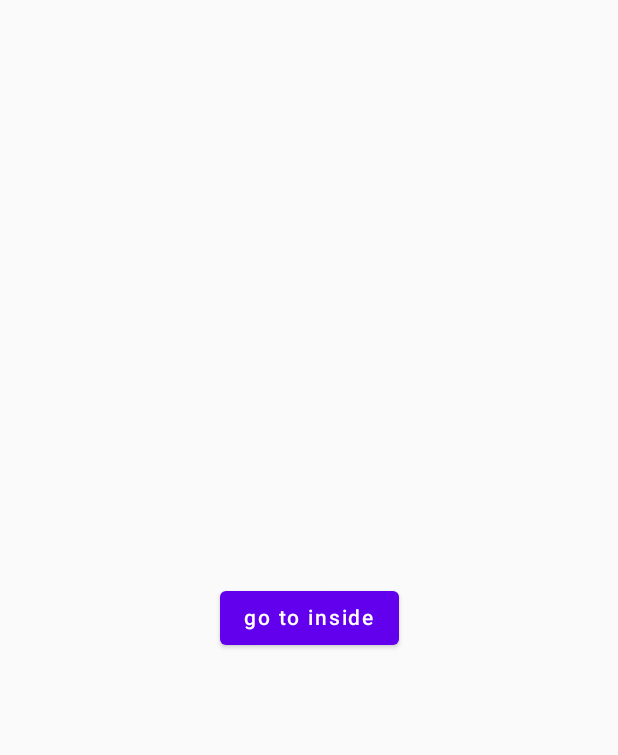
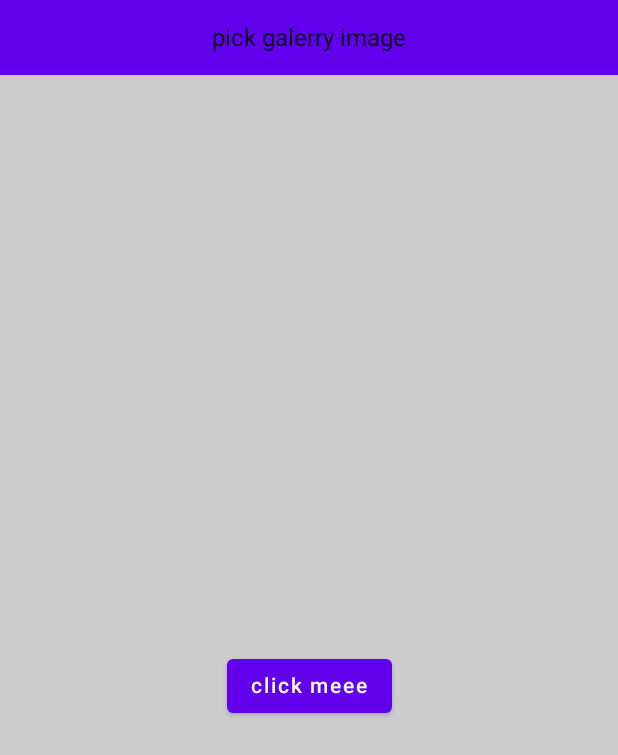
Before and after one commit to hkubratkn/callbackFlow, an Android app built with Jetpack Compose: the screen it shows after launch (MainActivity), on a phone screen of 412 x 824 dp. Shown: the top 755 px of the screen. Run offline under Robolectric (Android 15) with nearby library versions, the phone set to English and light mode, and no system bars; our stand-ins replace Firebase (no records; nobody signed in at launch, a user with empty details on screens opened directly), livedata-compose; libraries missing offline, so code that uses them is left out: androidx.core.app, com.google.accompanist.permissions, com.squareup.okhttp, java.io, kotlinx.coroutines and 1 more; pictures from the network do not load.

Commit message:
imagePicker

```diff
--- a/app/build.gradle
+++ b/app/build.gradle
@@ -63,6 +63,7 @@ dependencies {
     implementation "androidx.navigation:navigation-compose:2.4.2"
     implementation "com.google.accompanist:accompanist-permissions:0.17.0"
     implementation ("io.coil-kt:coil-compose:1.4.0")
+    implementation "androidx.compose.runtime:runtime-livedata:1.1.1"
 
     testImplementation 'junit:junit:4.13.2'
     androidTestImplementation 'androidx.test.ext:junit:1.1.3'
--- a/app/src/main/java/com/example/exampleeee/MainActivity.kt
+++ b/app/src/main/java/com/example/exampleeee/MainActivity.kt
@@ -1,25 +1,129 @@
 package com.example.exampleeee
 
+import android.graphics.Bitmap
+import android.net.Uri
+import android.os.Bundle
+import androidx.activity.ComponentActivity
+import androidx.activity.compose.rememberLauncherForActivityResult
+import androidx.activity.compose.setContent
+import androidx.activity.result.contract.ActivityResultContracts
+import androidx.compose.runtime.Composable
+import androidx.compose.runtime.getValue
+import androidx.compose.runtime.mutableStateOf
+import androidx.compose.runtime.remember
+import androidx.compose.ui.platform.LocalContext
+import com.example.exampleeee.ui.theme.ExampleeeeTheme
+import android.graphics.ImageDecoder
+import android.os.Build
+import android.provider.MediaStore
+import androidx.compose.foundation.Image
+import androidx.compose.foundation.background
+import androidx.compose.foundation.layout.*
+import androidx.compose.material.Button
+import androidx.compose.material.Text
+import androidx.compose.runtime.*
+import androidx.compose.ui.Alignment
+import androidx.compose.ui.Modifier
+import androidx.compose.ui.graphics.Color
+import androidx.compose.ui.graphics.asImageBitmap
+import androidx.compose.ui.unit.dp
+import com.example.exampleeee.ui.theme.Purple500
+
+class MainActivity : ComponentActivity() {
+    override fun onCreate(savedInstanceState: Bundle?) {
+        super.onCreate(savedInstanceState)
+        setContent {
+            ExampleeeeTheme {
+                PickPhoto()
+            }
+        }
+    }
+}
+
+@Composable
+fun PickPhoto(){
+    val context = LocalContext.current
+    var imageUrl by remember { mutableStateOf<Uri?>(null)}
+    var bitmap by remember { mutableStateOf<Bitmap?>(null)}
+
+    val launcher = rememberLauncherForActivityResult(contract = ActivityResultContracts.GetContent()){ uri: Uri? ->
+        imageUrl = uri
+    }
+
+    Column {
+        Column(
+            modifier = Modifier
+                .fillMaxWidth()
+                .height(50.dp)
+                .background(Purple500),
+            horizontalAlignment = Alignment.CenterHorizontally,
+            verticalArrangement = Arrangement.Center
+        ) {
+            Text(text = "pick galerry image")
+        }
+        Column(
+            modifier = Modifier
+                .fillMaxSize()
+                .background(Color.LightGray)
+                .padding(10.dp),
+            horizontalAlignment = Alignment.CenterHorizontally,
+            verticalArrangement = Arrangement.Center
+        ){
+            imageUrl?.let {
+                if (Build.VERSION.SDK_INT < 28){
+                    bitmap = MediaStore.Images.Media.getBitmap(context.contentResolver, it)
+                }else {
+                    val source = ImageDecoder.createSource(context.contentResolver, it)
+                    bitmap = ImageDecoder.decodeBitmap(source)
+                }
+                bitmap.let { bitmap ->
+                    Image(
+                        bitmap = bitmap!!.asImageBitmap(),
+                        contentDescription = "nullll",
+                        modifier = Modifier.size(400.dp)
+                    )
+                }
+            }
+            Spacer(modifier = Modifier.padding(20.dp))
+            Button(
+                onClick = {
+                    launcher.launch("image/*")
+                }
+            ) {
+                Text(text = "click meee")
+            }
+        }
+    }
+}
+
+
+/**
 import android.app.Activity
 import android.content.Intent
 import android.os.Bundle
-import android.provider.Settings.Global.getString
 import android.widget.Toast
 import androidx.activity.ComponentActivity
 import androidx.activity.compose.setContent
-import androidx.compose.foundation.layout.Arrangement
-import androidx.compose.foundation.layout.Column
-import androidx.compose.foundation.layout.fillMaxSize
+import androidx.compose.foundation.Image
+import androidx.compose.foundation.layout.*
 import androidx.compose.material.Button
 import androidx.compose.material.Text
-import androidx.compose.runtime.Composable
+import androidx.compose.runtime.*
+import androidx.compose.runtime.livedata.observeAsState
 import androidx.compose.ui.Alignment
 import androidx.compose.ui.Modifier
 import androidx.compose.ui.platform.LocalContext
+import androidx.compose.ui.text.input.TextFieldValue
+import androidx.compose.ui.unit.dp
+import androidx.lifecycle.LiveData
+import androidx.lifecycle.MutableLiveData
+import androidx.lifecycle.ViewModel
+import androidx.lifecycle.viewmodel.compose.viewModel
 import androidx.navigation.NavController
 import androidx.navigation.compose.NavHost
 import androidx.navigation.compose.composable
 import androidx.navigation.compose.rememberNavController
+import coil.compose.rememberImagePainter
 import com.example.exampleeee.ui.theme.ExampleeeeTheme
 import com.google.android.gms.auth.api.signin.GoogleSignIn
 import com.google.android.gms.auth.api.signin.GoogleSignInAccount
@@ -133,12 +237,43 @@ fun AuthScreen(navController: NavController) {
 @Composable
 fun InsideScreen(navController: NavController){
     val auth = Firebase.auth
+    val db = Firebase.firestore
+    val currentUserUid = auth.currentUser!!.uid
+    val context = LocalContext.current
+
+    var date by remember{ mutableStateOf("") }
+    var mail by remember { mutableStateOf("") }
+    var photo by remember { mutableStateOf("") }
     Column (
         modifier=Modifier.fillMaxSize(),
         verticalArrangement = Arrangement.Center,
         horizontalAlignment = Alignment.CenterHorizontally
     ) {
+        db.collection("User").document(currentUserUid).addSnapshotListener { value, error ->
+            if (error!=null){
+                Toast.makeText(context, error.localizedMessage, Toast.LENGTH_LONG).show()
+            }else{
+                if (value != null){
+                    if (value.exists()){
+                        date = value.get("date") as String
+                        mail = value.get("email") as String
+                        photo = value.get("photo") as String
+                    }
+                }
+            }
+        }
         Text(text="inside")
+        Text(text = date)
+        Text(text = mail)
+        Box(
+            modifier = Modifier
+                .height(200.dp)
+                .width(200.dp),
+            contentAlignment = Alignment.Center
+        ){
+            val painter = rememberImagePainter(data = "$photo.jpg", builder = {})
+            Image(painter = painter, contentDescription = null)
+        }
         Button(
             onClick = {
                 auth.signOut()
@@ -153,9 +288,7 @@ fun InsideScreen(navController: NavController){
 
 
 
-
-
-
+*/
 /**
 fun FirestoreScreen(){
     val db = Firebase.firestore
```
